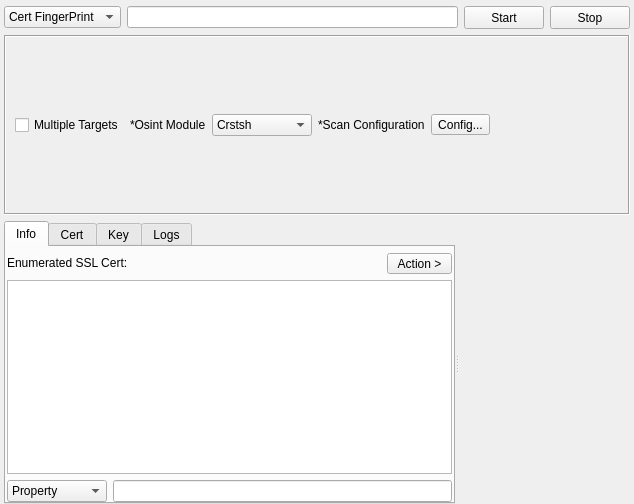
Qt form sub3suite/src/tools/ssl/SSLTool.ui (3nock/OTE) before a commit.
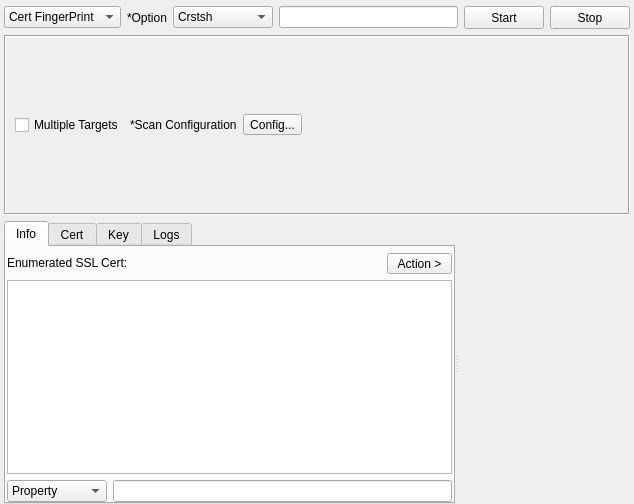
The same form after that commit. Custom widgets are drawn as their Qt base class.

The edit to the form file:
```diff
--- a/sub3suite/src/tools/ssl/SSLTool.ui
+++ b/sub3suite/src/tools/ssl/SSLTool.ui
@@ -48,6 +48,33 @@
        </item>
       </widget>
      </item>
+     <item>
+      <widget class="QLabel" name="labelOption">
+       <property name="text">
+        <string>*Option</string>
+       </property>
+      </widget>
+     </item>
+     <item>
+      <widget class="QComboBox" name="comboBoxOption">
+       <property name="minimumSize">
+        <size>
+         <width>100</width>
+         <height>0</height>
+        </size>
+       </property>
+       <item>
+        <property name="text">
+         <string>Crstsh</string>
+        </property>
+       </item>
+       <item>
+        <property name="text">
+         <string>Certspotter</string>
+        </property>
+       </item>
+      </widget>
+     </item>
      <item>
       <widget class="QLineEdit" name="lineEditTarget"/>
      </item>
@@ -107,39 +134,6 @@
         </property>
        </widget>
       </item>
-      <item>
-       <widget class="QLabel" name="labelOption">
-        <property name="minimumSize">
-         <size>
-          <width>0</width>
-          <height>0</height>
-         </size>
-        </property>
-        <property name="text">
-         <string>*Osint Module</string>
-        </property>
-       </widget>
-      </item>
-      <item>
-       <widget class="QComboBox" name="comboBoxOption">
-        <property name="minimumSize">
-         <size>
-          <width>100</width>
-          <height>0</height>
-         </size>
-        </property>
-        <item>
-         <property name="text">
-          <string>Crstsh</string>
-         </property>
-        </item>
-        <item>
-         <property name="text">
-          <string>Certspotter</string>
-         </property>
-        </item>
-       </widget>
-      </item>
       <item>
        <widget class="QLabel" name="label">
         <property name="text">
```
Left out of the diff: 4 changed lines with no effect on the pictures.
